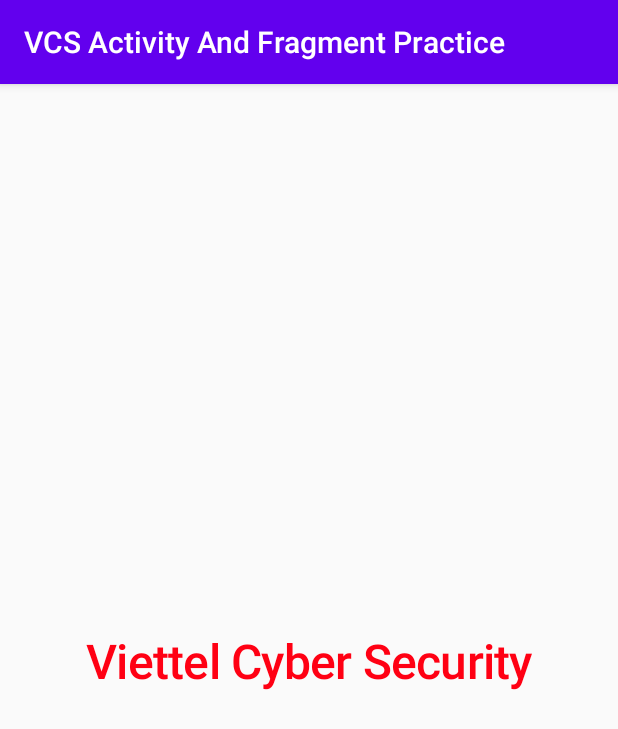
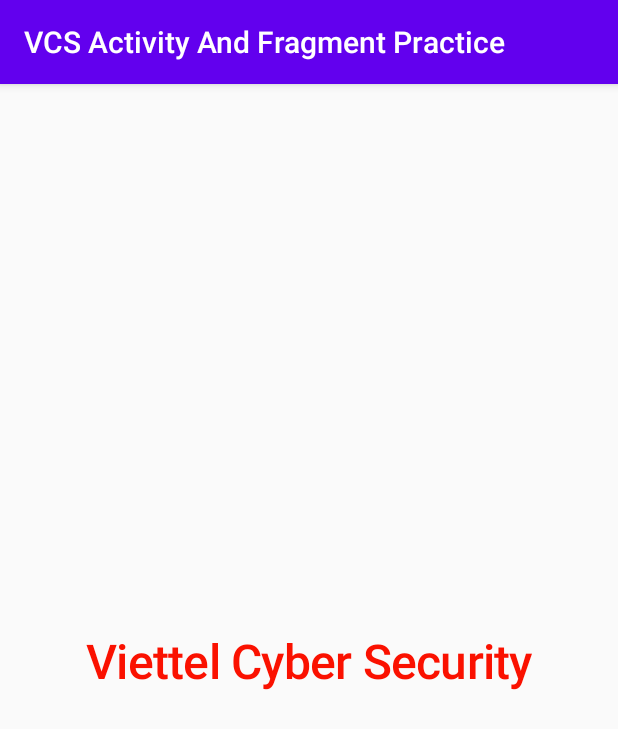
Before and after one commit to HVgiang86/vcs-activity-fragment-practice, an Android app: the screen it shows after launch (MainActivity), on a phone screen of 412 x 824 dp. Shown: the top 729 px of the screen. Run offline under Robolectric (Android 15) with nearby library versions, the phone set to English and light mode, and no system bars.

Commit message:
fix color when home button press

```diff
--- a/app/src/main/java/com/example/vcsactivityandfragmentpractice/activities/MainActivity.java
+++ b/app/src/main/java/com/example/vcsactivityandfragmentpractice/activities/MainActivity.java
@@ -12,7 +12,7 @@
 import java.util.Random;
 
 public class MainActivity extends AppCompatActivity {
-    private int mTextViewColor = Color.argb(255, 255, 0, 19);
+    private int mTextViewColor;
     private TextView mTextView;
     private final String COLOR_KEY = "color_key";
 
@@ -23,11 +23,10 @@
 
         mTextView = findViewById(R.id.tv_welcome_vcs);
 
-
-        mTextView.setTextColor(mTextViewColor);
-
-
-
+        if (savedInstanceState != null) {
+            mTextViewColor = savedInstanceState.getInt(COLOR_KEY);
+            mTextView.setTextColor(mTextViewColor);
+        }
 
     }
 
@@ -46,5 +45,6 @@
         mTextViewColor = Color.argb(255, random.nextInt(256),
                 random.nextInt(256),
                 random.nextInt(256));
+        mTextView.setTextColor(mTextViewColor);
     }
 }
--- a/app/src/main/res/layout/activity_main.xml
+++ b/app/src/main/res/layout/activity_main.xml
@@ -15,7 +15,7 @@
         android:textAppearance="@style/TextAppearance.MaterialComponents.Headline1"
         android:textSize="32sp"
         android:textStyle="bold"
-        android:textColor="#ff002b"
+        android:textColor="@color/red"
 
         app:layout_constraintTop_toTopOf="parent"
         app:layout_constraintLeft_toLeftOf="parent"
--- a/app/src/main/res/values/colors.xml
+++ b/app/src/main/res/values/colors.xml
@@ -7,4 +7,5 @@
     <color name="teal_700">#FF018786</color>
     <color name="black">#FF000000</color>
     <color name="white">#FFFFFFFF</color>
+    <color name="red" >#FA1100</color>
 </resources>
```
